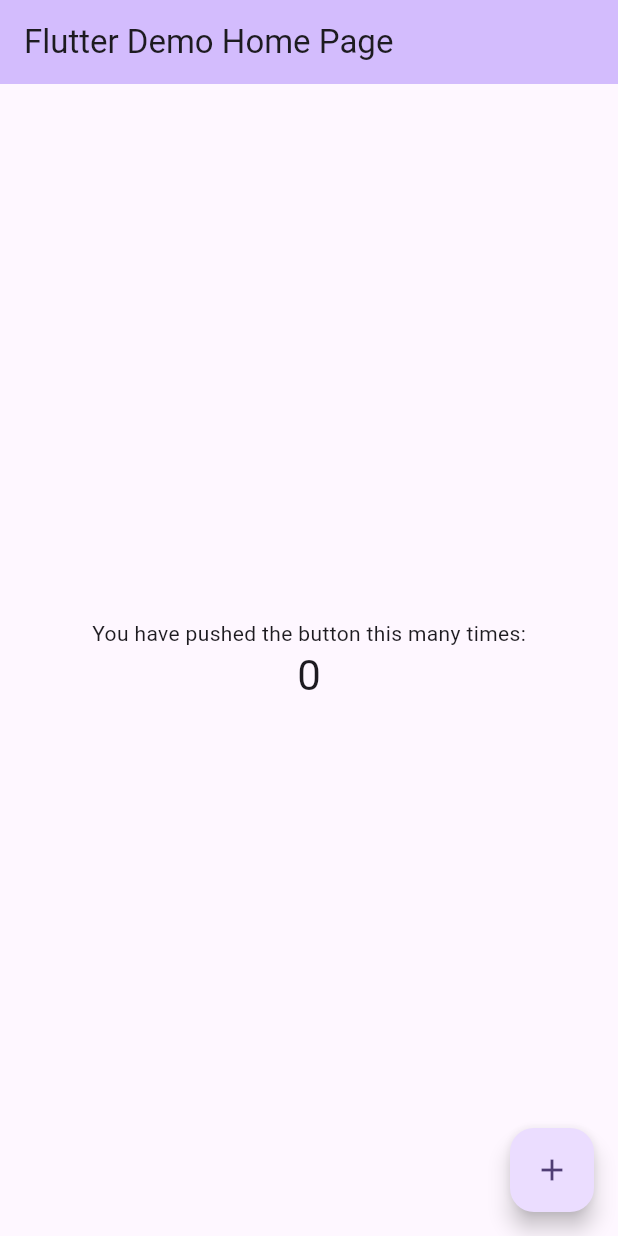
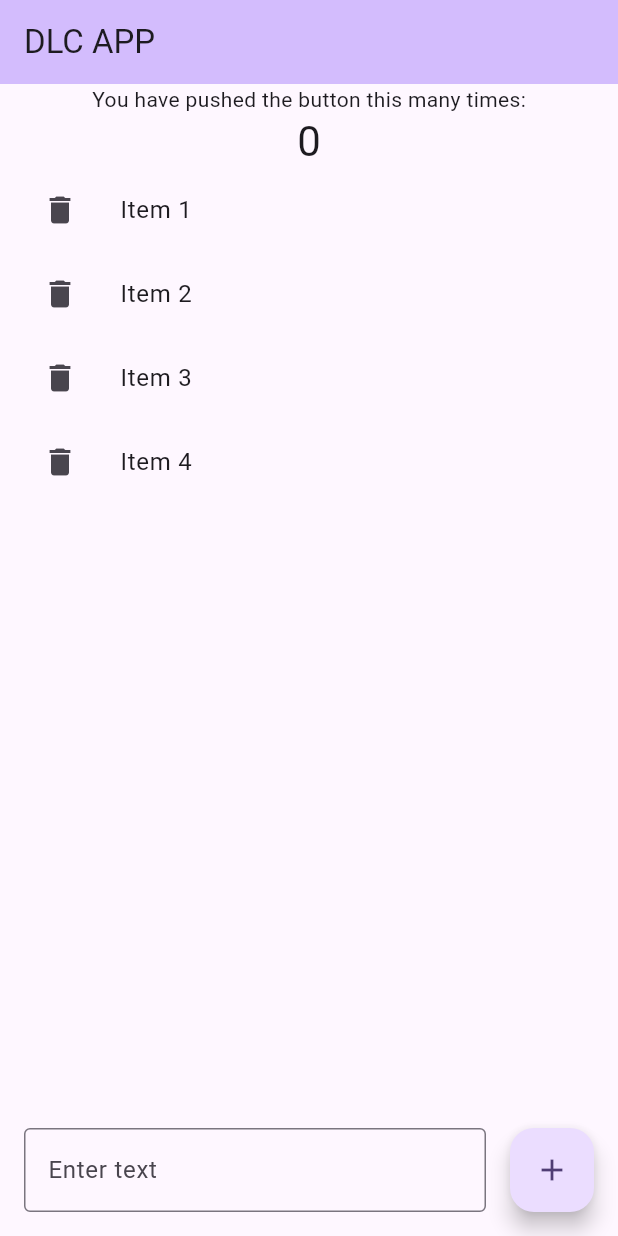
Before and after one commit to SwiteLite/DLC_app, a Flutter app: the screen it shows after launch, on a phone screen of 412 x 824 dp. Run offline on Flutter 3.47's test engine with Material 3 defaults, Android fonts, the phone set to English and light mode, and no system bars.

Commit message:
Boutons add et remove sur la liste

```diff
--- a/lib/main.dart
+++ b/lib/main.dart
@@ -11,7 +11,7 @@ class MyApp extends StatelessWidget {
   @override
   Widget build(BuildContext context) {
     return MaterialApp(
-      title: 'Flutter Demo',
+      title: 'DLD APP',
       theme: ThemeData(
         // This is the theme of your application.
         //
@@ -31,7 +31,7 @@ class MyApp extends StatelessWidget {
         colorScheme: ColorScheme.fromSeed(seedColor: Colors.deepPurple),
         useMaterial3: true,
       ),
-      home: const MyHomePage(title: 'Flutter Demo Home Page'),
+      home: const MyHomePage(title: 'DLC APP'),
     );
   }
 }
@@ -58,6 +58,9 @@ class MyHomePage extends StatefulWidget {
 class _MyHomePageState extends State<MyHomePage> {
   int _counter = 0;
 
+  final List<String> _items = ['Item 1', 'Item 2', 'Item 3', 'Item 4'];
+  final TextEditingController _textController = TextEditingController();
+
   void _incrementCounter() {
     setState(() {
       // This call to setState tells the Flutter framework that something has
@@ -69,6 +72,26 @@ class _MyHomePageState extends State<MyHomePage> {
     });
   }
 
+  void _addItem( ){
+    setState(() {
+      String newItem = _textController.text;
+      if (newItem.isNotEmpty) {
+        // Ajoutez le texte à la liste
+        _items.add(newItem);
+        // Réinitialisez le champ de texte
+        _textController.clear();
+      }
+    });
+
+    FocusScope.of(context).unfocus();
+  }
+
+   void _removeItem(int index) {
+    setState(() {
+      _items.removeAt(index);
+    });
+  }
+
   @override
   Widget build(BuildContext context) {
     // This method is rerun every time setState is called, for instance as done
@@ -77,6 +100,7 @@ class _MyHomePageState extends State<MyHomePage> {
     // The Flutter framework has been optimized to make rerunning build methods
     // fast, so that you can just rebuild anything that needs updating rather
     // than having to individually change instances of widgets.
+
     return Scaffold(
       appBar: AppBar(
         // TRY THIS: Try changing the color here to a specific color (to
@@ -113,14 +137,55 @@ class _MyHomePageState extends State<MyHomePage> {
               '$_counter',
               style: Theme.of(context).textTheme.headlineMedium,
             ),
+            Expanded(
+              child: ListView.builder(
+                itemCount: _items.length,
+                itemBuilder: (context, index) {
+                  return ListTile(
+                    title: Text(_items[index]),
+                    leading: IconButton(
+                      icon: Icon(Icons.delete),
+                      onPressed: (){
+                        _removeItem(index);
+                        print('Suppression de l\'élément à l\'index $index');
+                      },
+                    ),
+                  );
+                },
+              ),
+            ),
+            Padding(
+              padding: const EdgeInsets.all(16.0),
+              child: Row(
+                children: [
+                  Expanded(
+                    child: TextField(
+                      controller: _textController,
+                      decoration: InputDecoration(
+                        hintText: 'Enter text',
+                        border: OutlineInputBorder(),
+                      ),
+                    ),
+                  ),
+                  SizedBox(width: 16.0), // Espace entre le texte et le bouton
+                  FloatingActionButton(
+                    onPressed: _addItem,
+                    tooltip: 'Add',
+                    child: const Icon(Icons.add),
+                  ),
+                ],
+              ),
+            ),
           ],
         ),
       ),
-      floatingActionButton: FloatingActionButton(
-        onPressed: _incrementCounter,
-        tooltip: 'Increment',
-        child: const Icon(Icons.add),
-      ), // This trailing comma makes auto-formatting nicer for build methods.
     );
   }
+
+  @override
+  void dispose() {
+    // Nettoyez le contrôleur lorsque le widget est détruit
+    _textController.dispose();
+    super.dispose();
+  }
 }
```
